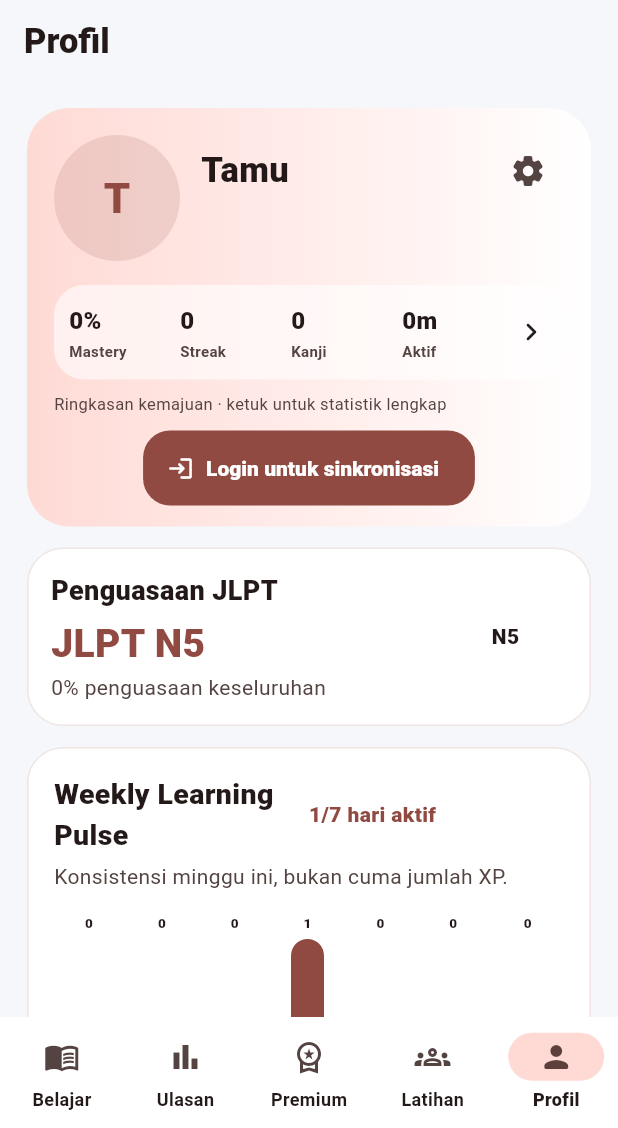
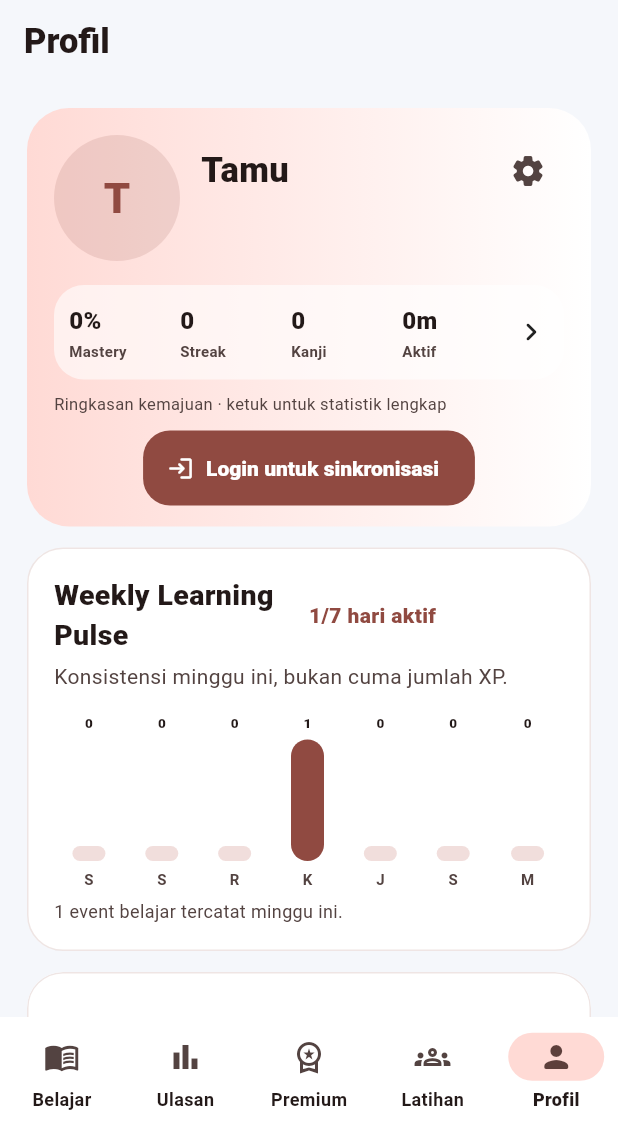
Before and after one commit to Riyadhifalsf/aplication-japanese-language-study, a Flutter app: the screen it shows after launch, item 5 of the bottom bar chosen, on a phone screen of 412 x 824 dp, the part 108-1236 px from its top. Run offline on Flutter 3.47's test engine with Material 3 defaults, Android fonts, the phone set to English and light mode, and no system bars; our stand-ins replace cloud_firestore, firebase_auth, firebase_core, flutter_local_notifications, flutter_native_splash, flutter_secure_storage and 6 more; accounts and stored records are empty; network calls fail.

Commit message:
Hapus banner Penguasaan JLPT dari Profil

```diff
--- a/lib/screens/profile/profile_screen.dart
+++ b/lib/screens/profile/profile_screen.dart
@@ -131,35 +131,6 @@ class _ProfileScreenState extends State<ProfileScreen> {
             ),
           ),
           const SizedBox(height: 14),
-          Card(
-            child: Padding(
-              padding: const EdgeInsets.all(16),
-              child: Row(
-                children: [
-                  Expanded(
-                    child: Column(
-                      crossAxisAlignment: CrossAxisAlignment.start,
-                      children: [
-                        const Text('Penguasaan JLPT', style: TextStyle(fontSize: 18, fontWeight: FontWeight.w900)),
-                        const SizedBox(height: 4),
-                        Text(app.masteryTier.label, style: TextStyle(fontSize: 26, fontWeight: FontWeight.w900, color: cs.primary)),
-                        Text('${(app.overallMasteryScore * 100).round()}% penguasaan keseluruhan', style: TextStyle(color: cs.onSurfaceVariant)),
-                      ],
-                    ),
-                  ),
-                  SizedBox(
-                    width: 82,
-                    height: 82,
-                    child: Stack(fit: StackFit.expand, children: [
-                      CircularProgressIndicator(value: app.overallMasteryScore, strokeWidth: 8),
-                      Center(child: Text(app.masteryTier.name.toUpperCase(), style: const TextStyle(fontWeight: FontWeight.w900))),
-                    ]),
-                  ),
-                ],
-              ),
-            ),
-          ),
-          const SizedBox(height: 14),
           WeeklyLearningPulse(app: app),
           const SizedBox(height: 14),
           AchievementGallery(app: app),
```
